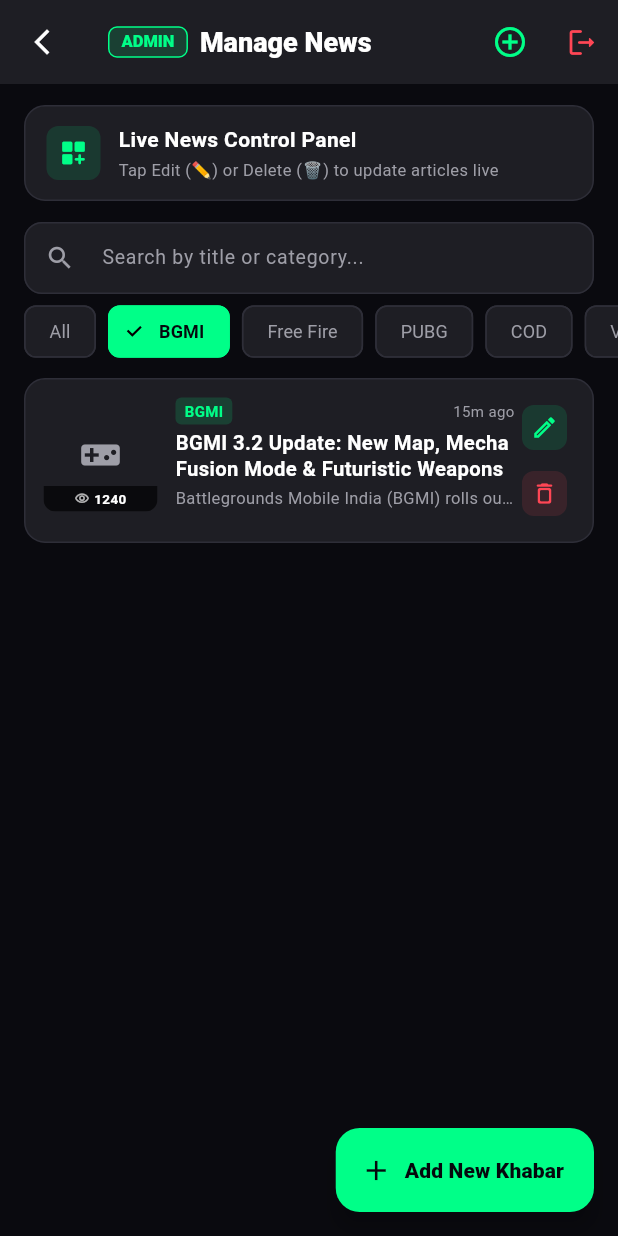
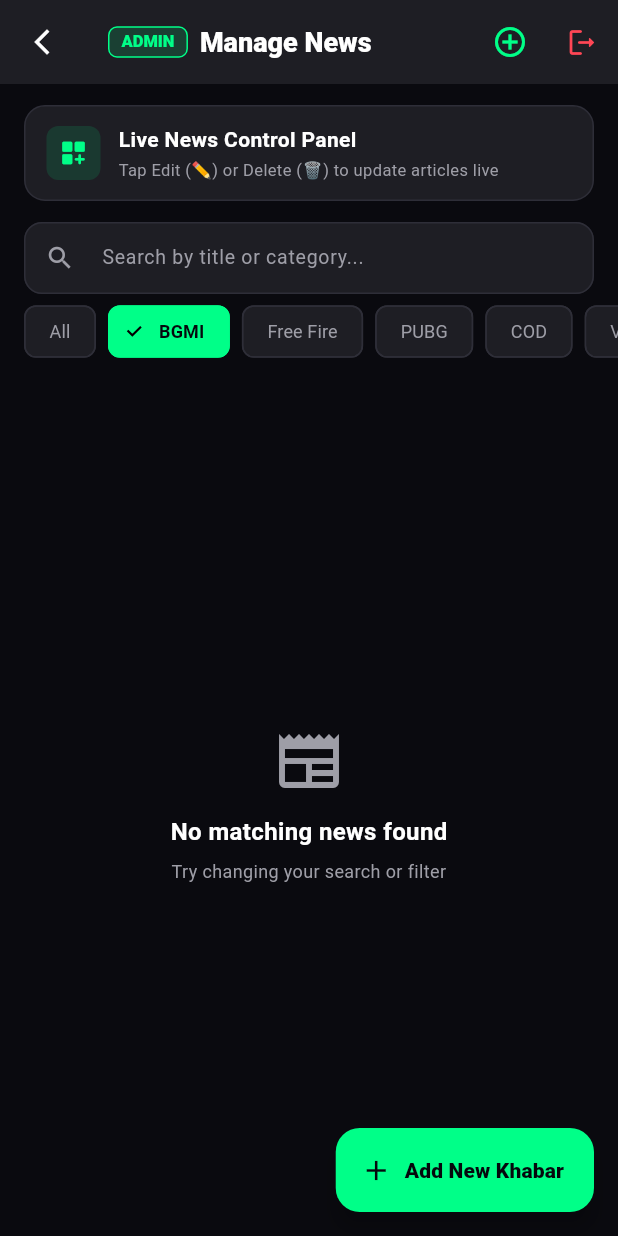
Before and after one commit to t84787704-hue/games-khabar, a Flutter app: the AdminDashboardScreen screen opened by its route, after a tap on "BGMI", on a phone screen of 412 x 824 dp. Run offline on Flutter 3.47's test engine with Material 3 defaults, Android fonts, the phone set to English and light mode, and no system bars; drawn by our look-alikes of cached_network_image; our stand-ins replace cloud_firestore, firebase_auth, firebase_core, firebase_messaging, flutter_local_notifications, image_picker and 2 more; accounts and stored records are empty.

Commit message:
refactor: remove legacy fallback dummy data
Clean up codebase by removing hardcoded fallback news articles from the home screen and Firestore service to rely solely on dynamic data.

```diff
--- a/lib/screens/home_screen.dart
+++ b/lib/screens/home_screen.dart
@@ -93,79 +93,13 @@ class _HomeScreenState extends State<HomeScreen> {
     'Gaming News',
   ];
 
-  // 6 Fallback dummy gaming articles if Firestore has 0 documents
-  final List<NewsModel> _fallbackNews = [
-    NewsModel(
-      id: 'dummy-1',
-      title: 'BGMI 3.2 Update: New Map, Mecha Fusion Mode & Futuristic Weapons',
-      description:
-          'Battlegrounds Mobile India (BGMI) rolls out the massive 3.2 update featuring robotic suits, new weapon attachments, enhanced 90/120 FPS performance, and exciting Royale Pass rewards.',
-      category: 'BGMI',
-      imageUrl: 'https://images.unsplash.com/photo-1542751371-adc38448a05e?auto=format&fit=crop&w=1000&q=80',
-      timeAgo: '15m ago',
-      views: 1240,
-    ),
-    NewsModel(
-      id: 'dummy-2',
-      title: 'Free Fire MAX World Series Tournament 2024 Announced with \$2M Prize Pool',
-      description:
-          'Garena unveils official roadmap and qualifying tournament slots for Free Fire World Series with regional qualifiers and exclusive in-game character bundles.',
-      category: 'Free Fire',
-      imageUrl: 'https://images.unsplash.com/photo-1511512578047-dfb367046420?auto=format&fit=crop&w=1000&q=80',
-      timeAgo: '1h ago',
-      views: 980,
-    ),
-    NewsModel(
-      id: 'dummy-3',
-      title: 'PUBG Mobile 3.4 Vampire Blood Moon Mode & Flying Steed Details',
-      description:
-          'The upcoming PUBG Mobile 3.4 version brings gothic vampire powers, transformed werewolf mechanics, and magical mounts across Erangel and Livik.',
-      category: 'PUBG',
-      imageUrl: 'https://images.unsplash.com/photo-1538481199705-c710c4e965fc?auto=format&fit=crop&w=1000&q=80',
-      timeAgo: '3h ago',
-      views: 750,
-    ),
-    NewsModel(
-      id: 'dummy-4',
-      title: 'Call of Duty Warzone Mobile Season 4: Rebirth Island & Ranked Play',
-      description:
-          'Activision drops Season 4 with significant optimization passes for mid-range chipsets, Rebirth Island Resurgence mode, and shared Battle Pass progression.',
-      category: 'COD',
-      imageUrl: 'https://images.unsplash.com/photo-1550745165-9bc0b252726f?auto=format&fit=crop&w=1000&q=80',
-      timeAgo: '5h ago',
-      views: 620,
-    ),
-    NewsModel(
-      id: 'dummy-5',
-      title: 'Valorant Mobile Closed Beta Regional Rollout Dates Confirmed',
-      description:
-          'Riot Games starts regional technical testing for Valorant Mobile with intuitive touch controls, gyro aiming support, and customized mobile maps.',
-      category: 'Valorant',
-      imageUrl: 'https://images.unsplash.com/photo-1612287233207-6f81c9535032?auto=format&fit=crop&w=1000&q=80',
-      timeAgo: '8h ago',
-      views: 1430,
-    ),
-    NewsModel(
-      id: 'dummy-6',
-      title: 'GTA 6 Official Release Window & Vice City Map Size Comparisons',
-      description:
-          'Rockstar Games re-confirms Autumn 2025 release window for Grand Theft Auto VI, highlighting next-gen AI simulations and expanded Leonida state map.',
-      category: 'Gaming News',
-      imageUrl: 'https://images.unsplash.com/photo-1579373903781-fd5c0c30c4cd?auto=format&fit=crop&w=1000&q=80',
-      timeAgo: '12h ago',
-      views: 2890,
-    ),
-  ];
-
   void _navigateToDetail(NewsModel? news) {
     if (news == null) {
       debugPrint("Warning: Tried to navigate to detail with null news data");
       return;
     }
     print("Clicked news: ${news.id}");
-    if (!news.id.startsWith('dummy')) {
-      _firestoreService.incrementView(news.id);
-    }
+    _firestoreService.incrementView(news.id);
     Navigator.push(
       context,
       MaterialPageRoute(
@@ -422,10 +356,7 @@ class _HomeScreenState extends State<HomeScreen> {
             );
           }
 
-          final List<NewsModel> rawList =
-              (snapshot.hasData && snapshot.data!.isNotEmpty)
-                  ? snapshot.data!
-                  : _fallbackNews;
+          final List<NewsModel> rawList = snapshot.data ?? [];
 
           if (rawList.isEmpty) {
             return Center(
--- a/lib/services/firestore_service.dart
+++ b/lib/services/firestore_service.dart
@@ -40,75 +40,8 @@ class FirestoreService {
   final StreamController<List<NewsModel>> _streamController =
       StreamController<List<NewsModel>>.broadcast();
 
-  // In-memory master list seeded with the fallback gaming news
-  List<NewsModel> _currentNewsList = [
-    NewsModel(
-      id: 'dummy-1',
-      title: 'BGMI 3.2 Update: New Map, Mecha Fusion Mode & Futuristic Weapons',
-      description:
-          'Battlegrounds Mobile India (BGMI) rolls out the massive 3.2 update featuring robotic suits, new weapon attachments, enhanced 90/120 FPS performance, and exciting Royale Pass rewards.',
-      category: 'BGMI',
-      imageUrl:
-          'https://images.unsplash.com/photo-1542751371-adc38448a05e?auto=format&fit=crop&w=1000&q=80',
-      timeAgo: '15m ago',
-      views: 1240,
-    ),
-    NewsModel(
-      id: 'dummy-2',
-      title: 'Free Fire MAX World Series Tournament 2024 Announced with \$2M Prize Pool',
-      description:
-          'Garena unveils official roadmap and qualifying tournament slots for Free Fire World Series with regional qualifiers and exclusive in-game character bundles.',
-      category: 'Free Fire',
-      imageUrl:
-          'https://images.unsplash.com/photo-1511512578047-dfb367046420?auto=format&fit=crop&w=1000&q=80',
-      timeAgo: '1h ago',
-      views: 980,
-    ),
-    NewsModel(
-      id: 'dummy-3',
-      title: 'PUBG Mobile 3.4 Vampire Blood Moon Mode & Flying Steed Details',
-      description:
-          'The upcoming PUBG Mobile 3.4 version brings gothic vampire powers, transformed werewolf mechanics, and magical mounts across Erangel and Livik.',
-      category: 'PUBG',
-      imageUrl:
-          'https://images.unsplash.com/photo-1538481199705-c710c4e965fc?auto=format&fit=crop&w=1000&q=80',
-      timeAgo: '3h ago',
-      views: 750,
-    ),
-    NewsModel(
-      id: 'dummy-4',
-      title: 'Call of Duty Warzone Mobile Season 4: Rebirth Island & Ranked Play',
-      description:
-          'Activision drops Season 4 with significant optimization passes for mid-range chipsets, Rebirth Island Resurgence mode, and shared Battle Pass progression.',
-      category: 'COD',
-      imageUrl:
-          'https://images.unsplash.com/photo-1550745165-9bc0b252726f?auto=format&fit=crop&w=1000&q=80',
-      timeAgo: '5h ago',
-      views: 620,
-    ),
-    NewsModel(
-      id: 'dummy-5',
-      title: 'Valorant Mobile Closed Beta Regional Rollout Dates Confirmed',
-      description:
-          'Riot Games starts regional technical testing for Valorant Mobile with intuitive touch controls, gyro aiming support, and customized mobile maps.',
-      category: 'Valorant',
-      imageUrl:
-          'https://images.unsplash.com/photo-1612287233207-6f81c9535032?auto=format&fit=crop&w=1000&q=80',
-      timeAgo: '8h ago',
-      views: 1430,
-    ),
-    NewsModel(
-      id: 'dummy-6',
-      title: 'GTA 6 Official Release Window & Vice City Map Size Comparisons',
-      description:
-          'Rockstar Games re-confirms Autumn 2025 release window for Grand Theft Auto VI, highlighting next-gen AI simulations and expanded Leonida state map.',
-      category: 'Gaming News',
-      imageUrl:
-          'https://images.unsplash.com/photo-1579373903781-fd5c0c30c4cd?auto=format&fit=crop&w=1000&q=80',
-      timeAgo: '12h ago',
-      views: 2890,
-    ),
-  ];
+  // In-memory master list (starts empty, populated strictly from Firestore)
+  List<NewsModel> _currentNewsList = [];
 
   FirestoreService._internal() {
     _initFirestoreListener();
@@ -124,27 +57,13 @@ class FirestoreService {
           .snapshots()
           .listen(
         (snapshot) {
-          if (snapshot.docs.isNotEmpty) {
           final firestoreItems =
               snapshot.docs.map((doc) => NewsModel.fromFirestore(doc)).toList();
 
-            // Merge newly added local items if not yet in snapshot
-            final Map<String, NewsModel> map = {};
-            for (var item in firestoreItems) {
-              map[item.id] = item;
-            }
-            for (var local in _currentNewsList) {
-              if (!map.containsKey(local.id)) {
-                map[local.id] = local;
-              }
-            }
-
-            _currentNewsList = map.values.toList();
+          _currentNewsList = firestoreItems;
           _streamController.add(List.from(_currentNewsList));
-          }
         },
         onError: (err) {
-          // Firestore connection failed or offline, stream continues with in-memory store
           _streamController.add(List.from(_currentNewsList));
         },
       );
@@ -172,24 +91,12 @@ class FirestoreService {
             .get(const GetOptions(source: Source.serverAndCache))
             .timeout(const Duration(seconds: 4));
 
-        if (snapshot.docs.isNotEmpty) {
         final firestoreItems =
             snapshot.docs.map((doc) => NewsModel.fromFirestore(doc)).toList();
 
-          final Map<String, NewsModel> map = {};
-          for (var item in firestoreItems) {
-            map[item.id] = item;
-          }
-          for (var local in _currentNewsList) {
-            if (!map.containsKey(local.id)) {
-              map[local.id] = local;
-            }
-          }
-
-          _currentNewsList = map.values.toList();
+        _currentNewsList = firestoreItems;
         _streamController.add(List.from(_currentNewsList));
         return;
-        }
       }
     } catch (_) {}
     // Re-emit existing list on error or timeout
@@ -219,7 +126,7 @@ class FirestoreService {
 
     try {
       final db = _db;
-      if (db != null && !id.startsWith('dummy-') && !id.startsWith('local-')) {
+      if (db != null && !id.startsWith('local-')) {
         await db
             .collection('news')
             .doc(id)
@@ -229,7 +136,7 @@ class FirestoreService {
     } catch (_) {}
   }
 
-  // Get single news article by ID (checks memory fallback first, then Firestore)
+  // Get single news article by ID (checks memory first, then Firestore)
   Future<NewsModel?> getNewsById(String id) async {
     final cleanId = id.trim();
     if (cleanId.isEmpty) return null;
@@ -312,7 +219,7 @@ class FirestoreService {
 
     try {
       final db = _db;
-      if (db != null && !id.startsWith('dummy-') && !id.startsWith('local-')) {
+      if (db != null && !id.startsWith('local-')) {
         await db
             .collection('news')
             .doc(id)
@@ -356,7 +263,7 @@ class FirestoreService {
 
     try {
       final db = _db;
-      if (db != null && !id.startsWith('dummy-') && !id.startsWith('local-')) {
+      if (db != null && !id.startsWith('local-')) {
         final updateData = <String, dynamic>{
           'title': title,
           'description': description,
```
Lines whose indentation alone changed are shown as unchanged.
